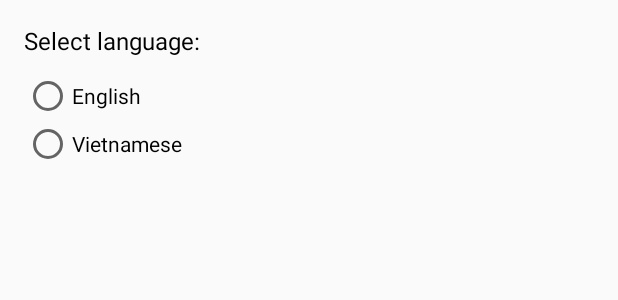
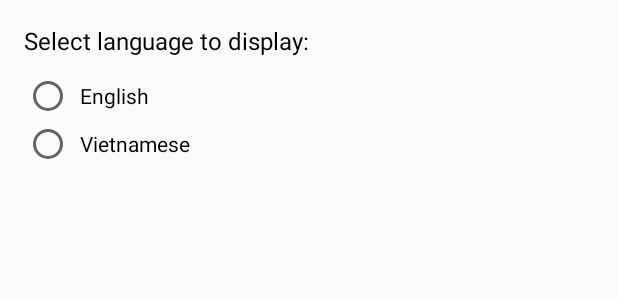
Before and after one commit to phucduong1406/Learn-English-Vocabulary, an Android app: the layout dialog_language.xml on its own in the app's theme, with its tools: preview values and no code run, on a phone screen of 412 x 824 dp. Shown: the top 300 px of the screen. Run offline under Robolectric (Android 15) with nearby library versions, the phone set to English and light mode, and no system bars.

```diff
--- a/app/src/main/res/layout/dialog_language.xml
+++ b/app/src/main/res/layout/dialog_language.xml
@@ -22,12 +22,14 @@
             android:id="@+id/radioEng"
             android:layout_width="wrap_content"
             android:layout_height="wrap_content"
+            android:padding="5dp"
             android:text="@string/english" />
 
         <RadioButton
             android:id="@+id/radioVie"
             android:layout_width="wrap_content"
             android:layout_height="wrap_content"
+            android:padding="5dp"
             android:text="@string/vietnamese" />
 
     </RadioGroup>
--- a/app/src/main/res/values/strings.xml
+++ b/app/src/main/res/values/strings.xml
@@ -11,7 +11,7 @@
     <string name="ev">English - Vietnamese</string>
     <string name="ve">Vietnamese - English</string>
     <string name="game">Game</string>
-    <string name="select_language">Select language:</string>
+    <string name="select_language">Select language to display:</string>
     <string name="english">English</string>
     <string name="vietnamese">Vietnamese</string>
     <string name="clear_all">Clear all</string>
```
